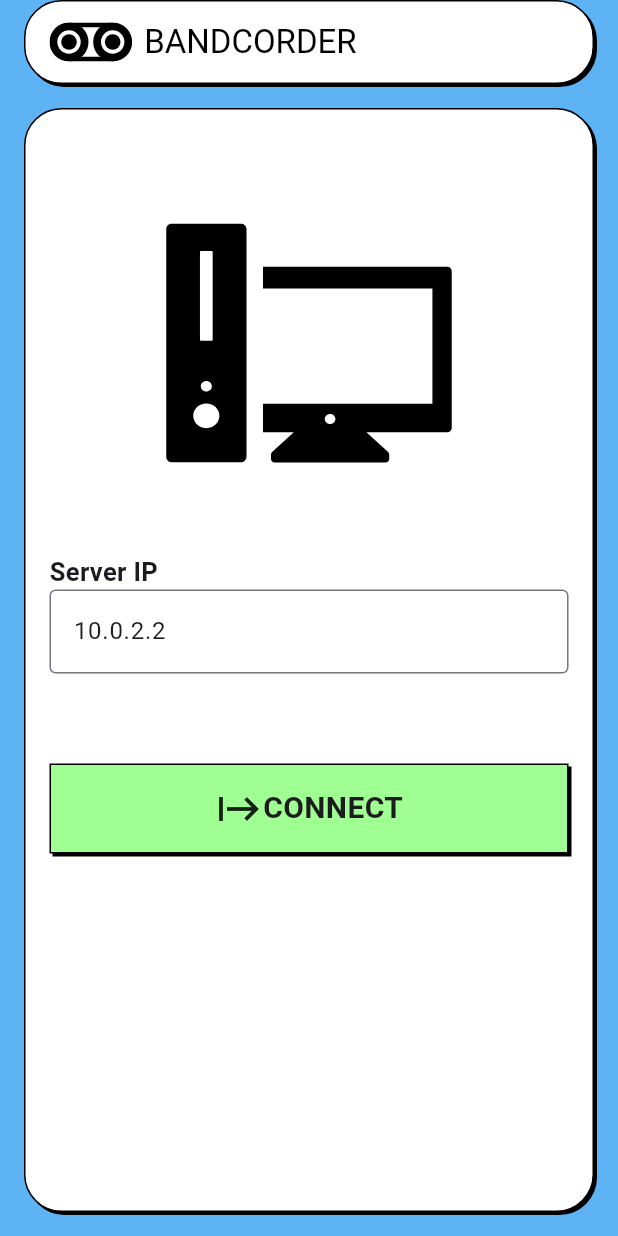
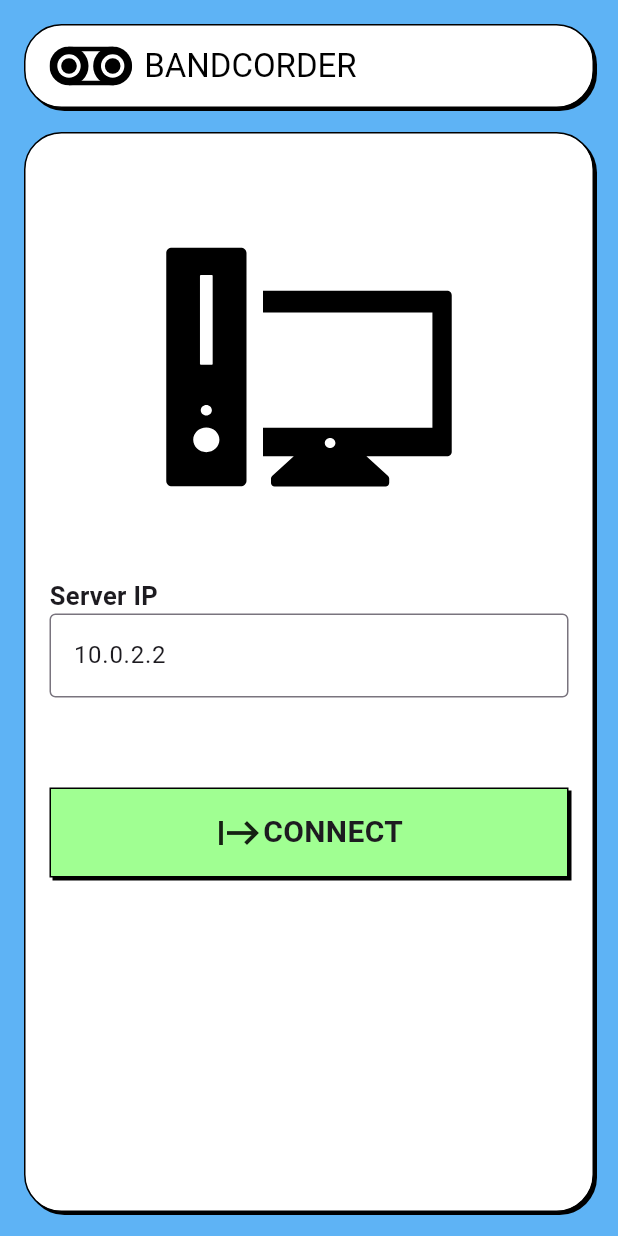
Before and after one commit to steffsommer/bandcorder, a Flutter app: the screen it shows after launch, on a phone screen of 412 x 824 dp. Run offline on Flutter 3.47's test engine with Material 3 defaults, Android fonts, the phone set to English and light mode, and no system bars; our stand-ins replace flutter_svg, fluttertoast.

Commit message:
configurable margin for app bar

```diff
--- a/app/lib/contants.dart
+++ b/app/lib/contants.dart
@@ -20,4 +20,5 @@ class Constants {
       blurRadius: 0,
     ),
   ];
+  static const spacing = 16.0;
 }
--- a/app/lib/widgets/custom_app_bar.dart
+++ b/app/lib/widgets/custom_app_bar.dart
@@ -1,6 +1,8 @@
 import 'package:bandcorder/contants.dart';
 import 'package:flutter/material.dart';
 import 'package:flutter_svg/flutter_svg.dart';
+
+const _marginTop = Constants.spacing;
 
 class CustomAppBar extends StatelessWidget implements PreferredSizeWidget {
   const CustomAppBar({super.key});
@@ -9,6 +11,10 @@ class CustomAppBar extends StatelessWidget implements PreferredSizeWidget {
   Widget build(BuildContext context) {
     return PreferredSize(
       preferredSize: AppBar().preferredSize,
+      child: Column(
+        children: [
+          const SizedBox(height: _marginTop), // 20px margin at top
+          Expanded(
             child: SafeArea(
               child: Container(
                 padding: const EdgeInsets.fromLTRB(16, 0, 16, 0),
@@ -27,7 +33,6 @@ class CustomAppBar extends StatelessWidget implements PreferredSizeWidget {
                     title: Row(
                       mainAxisSize: MainAxisSize.min,
                       children: [
-                  // Icon(Icons.music_note, color: Colors.black),
                         SvgPicture.asset("assets/logo.svg",
                             semanticsLabel: "Bandcorder logo", height: 26),
                         const SizedBox(width: 8),
@@ -43,9 +48,13 @@ class CustomAppBar extends StatelessWidget implements PreferredSizeWidget {
                 ),
               ),
             ),
+          ),
+        ],
+      ),
     );
   }
 
   @override
-  Size get preferredSize => const Size.fromHeight(kToolbarHeight);
+  Size get preferredSize =>
+      const Size.fromHeight(kToolbarHeight + _marginTop); // Increased height
 }
```
Lines whose indentation alone changed are shown as unchanged.
